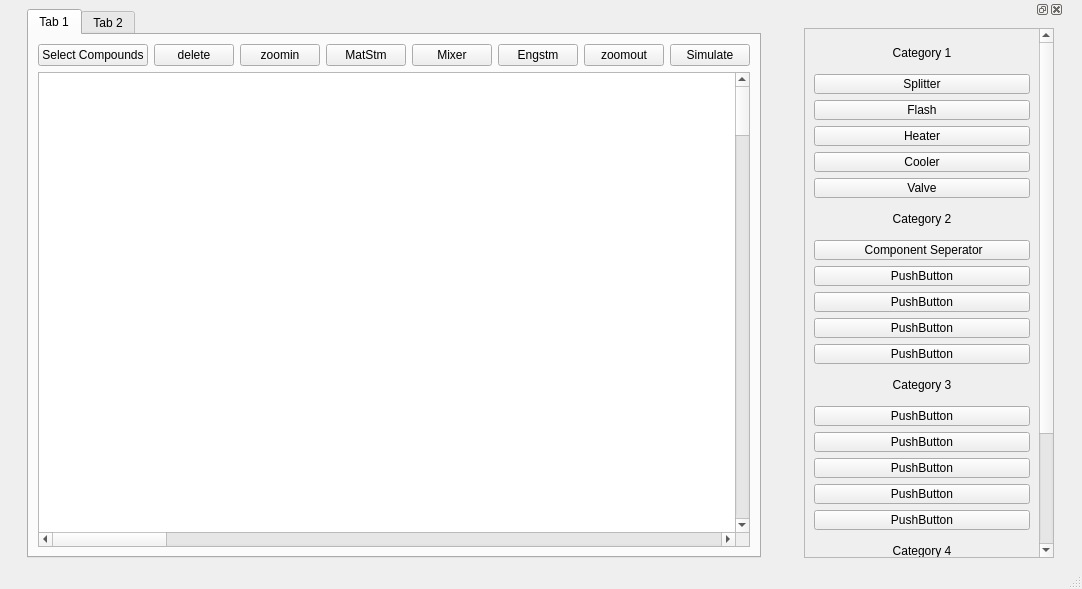
This is main.ui in Anujg935/OMChemSimGUI as Qt 5 draws it before an edit. The edited form follows.
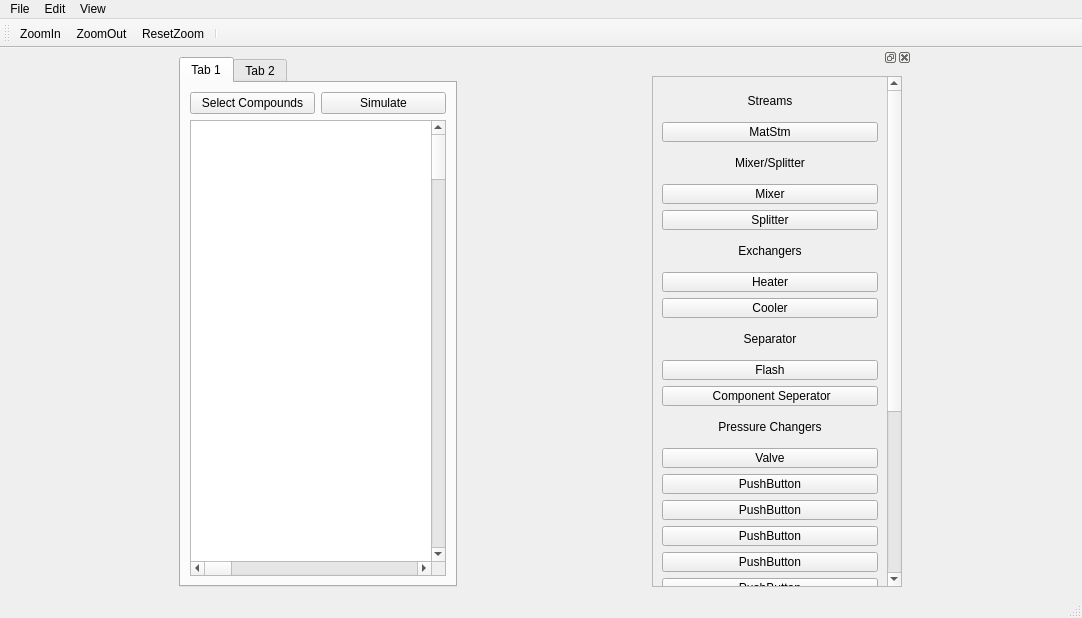
This is the edited form. Icons and pictures are not drawn.

Diff of the .ui file:
```diff
--- a/main.ui
+++ b/main.ui
@@ -45,87 +45,6 @@
               </property>
              </widget>
             </item>
-            <item>
-             <widget class="QPushButton" name="pushButton_4">
-              <property name="sizePolicy">
-               <sizepolicy hsizetype="Expanding" vsizetype="Fixed">
-                <horstretch>0</horstretch>
-                <verstretch>0</verstretch>
-               </sizepolicy>
-              </property>
-              <property name="text">
-               <string>delete</string>
-              </property>
-             </widget>
-            </item>
-            <item>
-             <widget class="QPushButton" name="pushButton_2">
-              <property name="sizePolicy">
-               <sizepolicy hsizetype="Expanding" vsizetype="Fixed">
-                <horstretch>0</horstretch>
-                <verstretch>0</verstretch>
-               </sizepolicy>
-              </property>
-              <property name="text">
-               <string>zoomin</string>
-              </property>
-             </widget>
-            </item>
-            <item>
-             <widget class="QPushButton" name="pushButton">
-              <property name="sizePolicy">
-               <sizepolicy hsizetype="Expanding" vsizetype="Fixed">
-                <horstretch>0</horstretch>
-                <verstretch>0</verstretch>
-               </sizepolicy>
-              </property>
-              <property name="acceptDrops">
-               <bool>true</bool>
-              </property>
-              <property name="text">
-               <string>MatStm</string>
-              </property>
-             </widget>
-            </item>
-            <item>
-             <widget class="QPushButton" name="pushButton_7">
-              <property name="sizePolicy">
-               <sizepolicy hsizetype="Expanding" vsizetype="Fixed">
-                <horstretch>0</horstretch>
-                <verstretch>0</verstretch>
-               </sizepolicy>
-              </property>
-              <property name="text">
-               <string>Mixer</string>
-              </property>
-             </widget>
-            </item>
-            <item>
-             <widget class="QPushButton" name="pushButton_5">
-              <property name="sizePolicy">
-               <sizepolicy hsizetype="Expanding" vsizetype="Fixed">
-                <horstretch>0</horstretch>
-                <verstretch>0</verstretch>
-               </sizepolicy>
-              </property>
-              <property name="text">
-               <string>Engstm</string>
-              </property>
-             </widget>
-            </item>
-            <item>
-             <widget class="QPushButton" name="pushButton_3">
-              <property name="sizePolicy">
-               <sizepolicy hsizetype="Expanding" vsizetype="Fixed">
-                <horstretch>0</horstretch>
-                <verstretch>0</verstretch>
-               </sizepolicy>
-              </property>
-              <property name="text">
-               <string>zoomout</string>
-              </property>
-             </widget>
-            </item>
             <item>
              <widget class="QPushButton" name="pushButton_6">
               <property name="sizePolicy">
@@ -232,6 +151,27 @@
      <height>21</height>
     </rect>
    </property>
+   <widget class="QMenu" name="menuFile">
+    <property name="title">
+     <string>File</string>
+    </property>
+   </widget>
+   <widget class="QMenu" name="menuEdit">
+    <property name="title">
+     <string>Edit</string>
+    </property>
+   </widget>
+   <widget class="QMenu" name="menuView">
+    <property name="title">
+     <string>View</string>
+    </property>
+    <addaction name="actionZoomIn"/>
+    <addaction name="actionZoomOut"/>
+    <addaction name="actionResetZoom"/>
+   </widget>
+   <addaction name="menuFile"/>
+   <addaction name="menuEdit"/>
+   <addaction name="menuView"/>
   </widget>
   <widget class="QStatusBar" name="statusbar"/>
   <widget class="QDockWidget" name="dockWidget">
@@ -288,12 +228,59 @@
         <property name="geometry">
          <rect>
           <x>0</x>
-          <y>0</y>
+          <y>-135</y>
           <width>231</width>
-          <height>676</height>
+          <height>764</height>
          </rect>
         </property>
         <layout class="QVBoxLayout" name="verticalLayout_5">
+         <item>
+          <widget class="QLabel" name="label_2">
+           <property name="sizePolicy">
+            <sizepolicy hsizetype="Preferred" vsizetype="Fixed">
+             <horstretch>0</horstretch>
+             <verstretch>0</verstretch>
+            </sizepolicy>
+           </property>
+           <property name="minimumSize">
+            <size>
+             <width>0</width>
+             <height>30</height>
+            </size>
+           </property>
+           <property name="layoutDirection">
+            <enum>Qt::LeftToRight</enum>
+           </property>
+           <property name="text">
+            <string>Streams</string>
+           </property>
+           <property name="alignment">
+            <set>Qt::AlignCenter</set>
+           </property>
+          </widget>
+         </item>
+         <item>
+          <widget class="QPushButton" name="pushButton">
+           <property name="sizePolicy">
+            <sizepolicy hsizetype="Minimum" vsizetype="Fixed">
+             <horstretch>0</horstretch>
+             <verstretch>0</verstretch>
+            </sizepolicy>
+           </property>
+           <property name="minimumSize">
+            <size>
+             <width>0</width>
+             <height>20</height>
+            </size>
+           </property>
+           <property name="acceptDrops">
+            <bool>true</bool>
+           </property>
+           <property name="text">
+            <string>MatStm</string>
+           </property>
+          </widget>
+         </item>
          <item>
           <widget class="QLabel" name="label_3">
            <property name="sizePolicy">
@@ -312,13 +299,32 @@
             <enum>Qt::LeftToRight</enum>
            </property>
            <property name="text">
-            <string>Category 1</string>
+            <string>Mixer/Splitter</string>
            </property>
            <property name="alignment">
             <set>Qt::AlignCenter</set>
            </property>
           </widget>
          </item>
+         <item>
+          <widget class="QPushButton" name="pushButton_7">
+           <property name="sizePolicy">
+            <sizepolicy hsizetype="Minimum" vsizetype="Fixed">
+             <horstretch>0</horstretch>
+             <verstretch>0</verstretch>
+            </sizepolicy>
+           </property>
+           <property name="minimumSize">
+            <size>
+             <width>0</width>
+             <height>20</height>
+            </size>
+           </property>
+           <property name="text">
+            <string>Mixer</string>
+           </property>
+          </widget>
+         </item>
          <item>
           <widget class="QPushButton" name="pushButton_10">
            <property name="minimumSize">
@@ -333,15 +339,27 @@
           </widget>
          </item>
          <item>
-          <widget class="QPushButton" name="pushButton_9">
+          <widget class="QLabel" name="label">
+           <property name="sizePolicy">
+            <sizepolicy hsizetype="Preferred" vsizetype="Fixed">
+             <horstretch>0</horstretch>
+             <verstretch>0</verstretch>
+            </sizepolicy>
+           </property>
            <property name="minimumSize">
             <size>
              <width>0</width>
-             <height>20</height>
+             <height>30</height>
             </size>
            </property>
+           <property name="layoutDirection">
+            <enum>Qt::LeftToRight</enum>
+           </property>
            <property name="text">
-            <string>Flash</string>
+            <string>Exchangers</string>
+           </property>
+           <property name="alignment">
+            <set>Qt::AlignCenter</set>
            </property>
           </widget>
          </item>
@@ -372,20 +390,7 @@
           </widget>
          </item>
          <item>
-          <widget class="QPushButton" name="pushButton_25">
-           <property name="minimumSize">
-            <size>
-             <width>0</width>
-             <height>20</height>
-            </size>
-           </property>
-           <property name="text">
-            <string>Valve</string>
-           </property>
-          </widget>
-         </item>
-         <item>
-          <widget class="QLabel" name="label_2">
+          <widget class="QLabel" name="label_4">
            <property name="sizePolicy">
             <sizepolicy hsizetype="Preferred" vsizetype="Fixed">
              <horstretch>0</horstretch>
@@ -402,13 +407,26 @@
             <enum>Qt::LeftToRight</enum>
            </property>
            <property name="text">
-            <string>Category 2</string>
+            <string>Separator</string>
            </property>
            <property name="alignment">
             <set>Qt::AlignCenter</set>
            </property>
           </widget>
          </item>
+         <item>
+          <widget class="QPushButton" name="pushButton_9">
+           <property name="minimumSize">
+            <size>
+             <width>0</width>
+             <height>20</height>
+            </size>
+           </property>
+           <property name="text">
+            <string>Flash</string>
+           </property>
+          </widget>
+         </item>
          <item>
           <widget class="QPushButton" name="pushButton_13">
            <property name="minimumSize">
@@ -422,6 +440,41 @@
            </property>
           </widget>
          </item>
+         <item>
+          <widget class="QLabel" name="label_5">
+           <property name="sizePolicy">
+            <sizepolicy hsizetype="Expanding" vsizetype="Fixed">
+             <horstretch>0</horstretch>
+             <verstretch>0</verstretch>
+            </sizepolicy>
+           </property>
+           <property name="minimumSize">
+            <size>
+             <width>0</width>
+             <height>30</height>
+            </size>
+           </property>
+           <property name="text">
+            <string>Pressure Changers</string>
+           </property>
+           <property name="alignment">
+            <set>Qt::AlignCenter</set>
+           </property>
+          </widget>
+         </item>
+         <item>
+          <widget class="QPushButton" name="pushButton_25">
+           <property name="minimumSize">
+            <size>
+             <width>0</width>
+             <height>20</height>
+            </size>
+           </property>
+           <property name="text">
+            <string>Valve</string>
+           </property>
+          </widget>
+         </item>
          <item>
           <widget class="QPushButton" name="pushButton_14">
            <property name="minimumSize">
@@ -474,31 +527,6 @@
            </property>
           </widget>
          </item>
-         <item>
-          <widget class="QLabel" name="label">
-           <property name="sizePolicy">
-            <sizepolicy hsizetype="Preferred" vsizetype="Fixed">
-             <horstretch>0</horstretch>
-             <verstretch>0</verstretch>
-            </sizepolicy>
-           </property>
-           <property name="minimumSize">
-            <size>
-             <width>0</width>
-             <height>30</height>
-            </size>
-           </property>
-           <property name="layoutDirection">
-            <enum>Qt::LeftToRight</enum>
-           </property>
-           <property name="text">
-            <string>Category 3</string>
-           </property>
-           <property name="alignment">
-            <set>Qt::AlignCenter</set>
-           </property>
-          </widget>
-         </item>
          <item>
           <widget class="QPushButton" name="pushButton_18">
            <property name="minimumSize">
@@ -564,31 +592,6 @@
            </property>
           </widget>
          </item>
-         <item>
-          <widget class="QLabel" name="label_4">
-           <property name="sizePolicy">
-            <sizepolicy hsizetype="Preferred" vsizetype="Fixed">
-             <horstretch>0</horstretch>
-             <verstretch>0</verstretch>
-            </sizepolicy>
-           </property>
-           <property name="minimumSize">
-            <size>
-             <width>0</width>
-             <height>30</height>
-            </size>
-           </property>
-           <property name="layoutDirection">
-            <enum>Qt::LeftToRight</enum>
-           </property>
-           <property name="text">
-            <string>Category 4</string>
-           </property>
-           <property name="alignment">
-            <set>Qt::AlignCenter</set>
-           </property>
-          </widget>
-         </item>
          <item>
           <widget class="QPushButton" name="pushButton_22">
            <property name="minimumSize">
@@ -661,6 +664,48 @@
     </layout>
    </widget>
   </widget>
+  <widget class="QToolBar" name="toolBar">
+   <property name="windowTitle">
+    <string>toolBar</string>
+   </property>
+   <attribute name="toolBarArea">
+    <enum>TopToolBarArea</enum>
+   </attribute>
+   <attribute name="toolBarBreak">
+    <bool>false</bool>
+   </attribute>
+   <addaction name="actionZoomIn"/>
+   <addaction name="actionZoomOut"/>
+   <addaction name="actionResetZoom"/>
+   <addaction name="separator"/>
+  </widget>
+  <action name="actionZoomIn">
+   <property name="icon">
+    <iconset>
+     <normaloff>icons/zoomIn.png</normaloff>icons/zoomIn.png</iconset>
+   </property>
+   <property name="text">
+    <string>ZoomIn</string>
+   </property>
+  </action>
+  <action name="actionZoomOut">
+   <property name="icon">
+    <iconset>
+     <normaloff>icons/zoomOut.png</normaloff>icons/zoomOut.png</iconset>
+   </property>
+   <property name="text">
+    <string>ZoomOut</string>
+   </property>
+  </action>
+  <action name="actionResetZoom">
+   <property name="icon">
+    <iconset>
+     <normaloff>icons/zoomReset.png</normaloff>icons/zoomReset.png</iconset>
+   </property>
+   <property name="text">
+    <string>ResetZoom</string>
+   </property>
+  </action>
  </widget>
  <resources/>
  <connections/>
```
